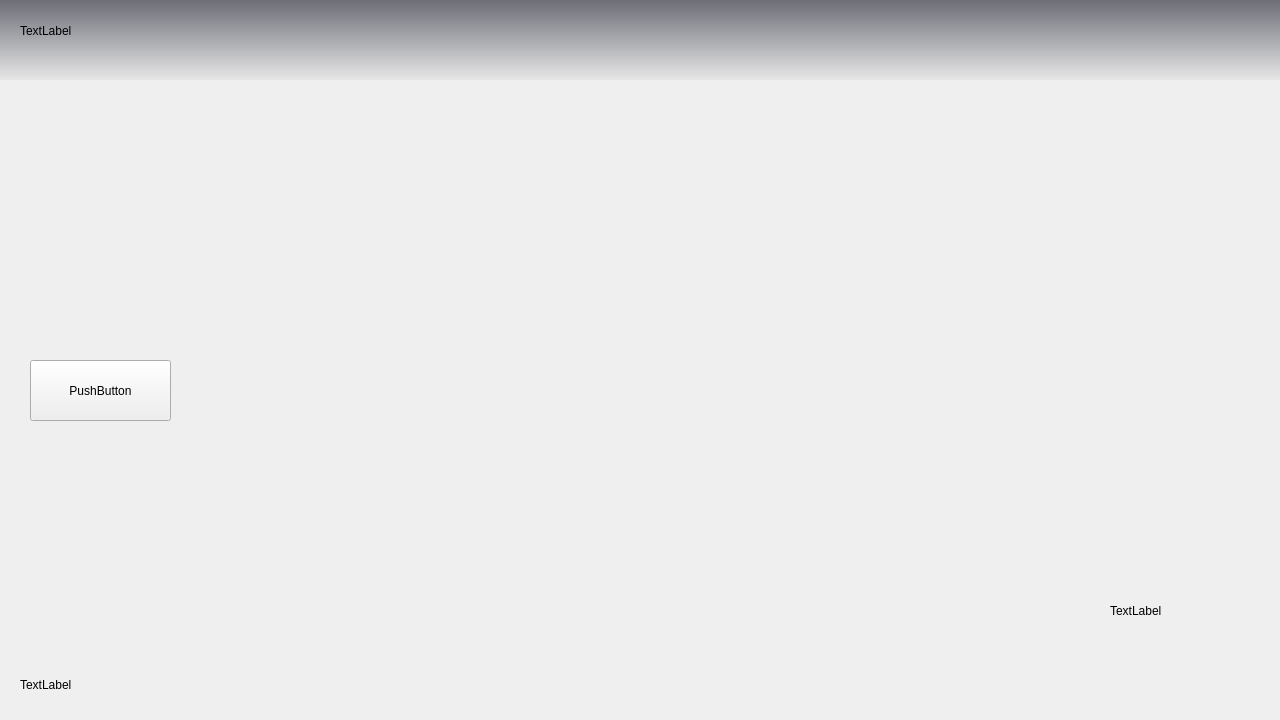
First picture: the form in mainwindow.ui, repository wangshulin19820310/wgxProject, before the edit.
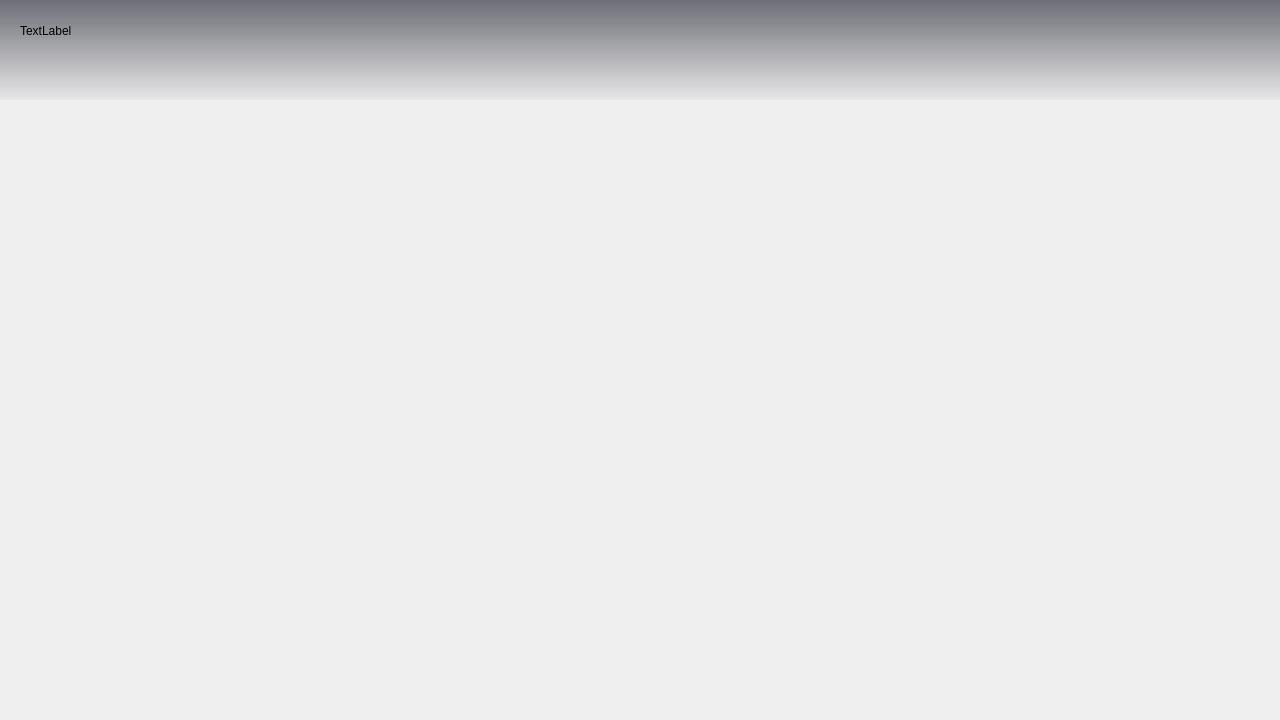
Second picture: the form after the edit.

```diff
--- a/mainwindow.ui
+++ b/mainwindow.ui
@@ -27,19 +27,6 @@
      <string>TextLabel</string>
     </property>
    </widget>
-   <widget class="QLabel" name="lb_plate">
-    <property name="geometry">
-     <rect>
-      <x>20</x>
-      <y>670</y>
-      <width>261</width>
-      <height>30</height>
-     </rect>
-    </property>
-    <property name="text">
-     <string>TextLabel</string>
-    </property>
-   </widget>
    <widget class="QLabel" name="lb_net">
     <property name="geometry">
      <rect>
@@ -53,39 +40,13 @@
      <string/>
     </property>
    </widget>
-   <widget class="QLabel" name="lb_disNum">
-    <property name="geometry">
-     <rect>
-      <x>1110</x>
-      <y>530</y>
-      <width>131</width>
-      <height>161</height>
-     </rect>
-    </property>
-    <property name="text">
-     <string>TextLabel</string>
-    </property>
-   </widget>
-   <widget class="QPushButton" name="bt_set">
-    <property name="geometry">
-     <rect>
-      <x>30</x>
-      <y>360</y>
-      <width>141</width>
-      <height>61</height>
-     </rect>
-    </property>
-    <property name="text">
-     <string>PushButton</string>
-    </property>
-   </widget>
    <widget class="QWidget" name="wt_head" native="true">
     <property name="geometry">
      <rect>
       <x>0</x>
       <y>0</y>
       <width>1281</width>
-      <height>80</height>
+      <height>100</height>
      </rect>
     </property>
     <property name="styleSheet">
```
Left out of the diff: 3 changed lines with no effect on the pictures.
